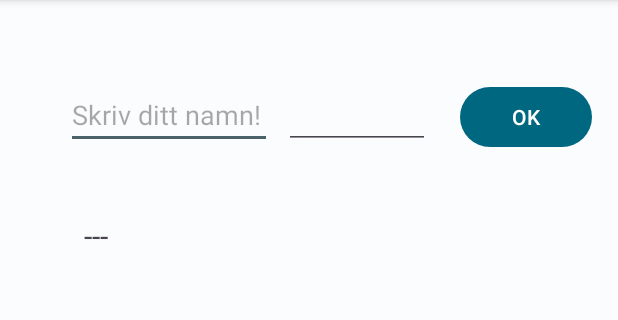
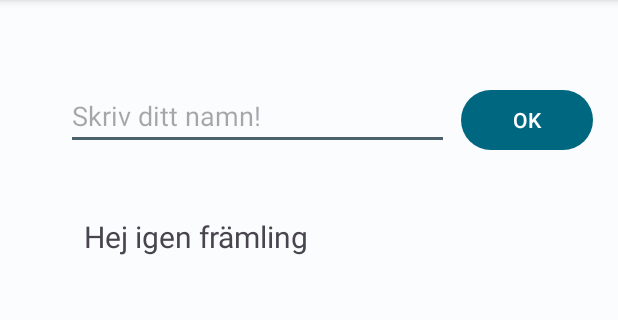
Before and after one commit to fw-23/sos23-exempel, an Android app: the screen it shows after launch (MainActivity), on a phone screen of 412 x 824 dp, the part 96-416 px from its top. Run offline under Robolectric (Android 15) with nearby library versions, the phone set to English and light mode, and no system bars.

Commit message:
lektion 6

```diff
--- a/app/src/main/java/fi/arcada/sos_23_exempel/CustomAdapter.java
+++ /dev/null
@@ -1,59 +0,0 @@
-package fi.arcada.sos_23_exempel;
-
-import android.content.Context;
-import android.view.LayoutInflater;
-import android.view.View;
-import android.view.ViewGroup;
-import android.widget.TextView;
-
-import androidx.annotation.NonNull;
-import androidx.recyclerview.widget.RecyclerView;
-
-import java.util.ArrayList;
-
-public class CustomAdapter extends RecyclerView.Adapter<CustomAdapter.ViewHolder> {
-
-    Context context;
-    ArrayList<DataItem> dataItems;
-
-    // Konstruktor
-    public CustomAdapter(Context context, ArrayList<DataItem> dataItems) {
-        this.context = context;
-        this.dataItems = dataItems;
-    }
-
-    @NonNull
-    @Override
-    public CustomAdapter.ViewHolder onCreateViewHolder(@NonNull ViewGroup parent, int viewType) {
-        LayoutInflater inflater = LayoutInflater.from(context);
-        View view = inflater.inflate(R.layout.recycler_row, parent, false);
-        return new ViewHolder(view);
-    }
-
-    @Override
-    public void onBindViewHolder(@NonNull CustomAdapter.ViewHolder holder, int position) {
-        // Ger nya värden åt de list-items som ska in på skärmen
-
-        DataItem item = dataItems.get(position);
-        holder.name.setText(item.getName());
-        holder.value.setText(String.format("%.2f", item.getValue())); // Avrunda värdet till 2 decimaler
-    }
-
-    @Override
-    public int getItemCount() {
-        // Håller reda på antalet items i datamängden
-        return dataItems.size();
-    }
-
-    // Holder-klassen beskriver ett enskilt element i RecyclerView:n
-    public class ViewHolder extends RecyclerView.ViewHolder {
-        TextView name;
-        TextView value;
-
-        public ViewHolder(@NonNull View itemView) {
-            super(itemView);
-            name = itemView.findViewById(R.id.dataItemName);
-            value = itemView.findViewById(R.id.dataItemValue);
-        }
-    }
-}
--- a/app/src/main/java/fi/arcada/sos_23_exempel/MainActivity.java
+++ b/app/src/main/java/fi/arcada/sos_23_exempel/MainActivity.java
@@ -4,7 +4,9 @@ import androidx.appcompat.app.AppCompatActivity;
 import androidx.recyclerview.widget.LinearLayoutManager;
 import androidx.recyclerview.widget.RecyclerView;
 
+import android.content.SharedPreferences;
 import android.os.Bundle;
+import android.preference.PreferenceManager;
 import android.text.TextUtils;
 import android.view.View;
 import android.widget.EditText;
@@ -16,63 +18,39 @@ public class MainActivity extends AppCompatActivity {
 
     // deklarera variabler
     TextView outputText;
-    EditText inputText, inputValue;
-    RecyclerView recyclerView;
-    CustomAdapter adapter;
+    EditText inputText;
 
-    ArrayList<DataItem> dataItems = new ArrayList<>();
+    //shared prefs
+    SharedPreferences sharedPref;
+    SharedPreferences.Editor prefEditor;
 
     @Override
     protected void onCreate(Bundle savedInstanceState) {
         super.onCreate(savedInstanceState);
         setContentView(R.layout.activity_main);
 
-        //dataItems = Statistics.getSampleData();
-
-        // Vi skapar en koppling mellan vår Java-kod och vår XML-layout
         outputText = findViewById(R.id.outputText);
         inputText = findViewById(R.id.dataName);
-        inputValue = findViewById(R.id.dataValue);
-        recyclerView = findViewById(R.id.dataItemsRecyclerView);
 
-        adapter = new CustomAdapter(this, dataItems);
-        recyclerView.setAdapter(adapter);
-        recyclerView.setLayoutManager(new LinearLayoutManager(this));
+        // shared prefs
+        sharedPref = PreferenceManager.getDefaultSharedPreferences(this);
+        prefEditor = sharedPref.edit();
+
+        outputText.setText(String.format("Hej igen %s",
+                sharedPref.getString("savedName", "främling")
+        ));
+
     }
 
     public void calculate(View view) {
 
-        // Avbryt metoden om man försöker mata in ett tomt värde
-        if (TextUtils.isEmpty(inputValue.getText())) return;
+        // Läs variabel och spara i prefs
+        String myName = inputText.getText().toString();
+        prefEditor.putString("savedName", myName);
+        prefEditor.apply();
 
-        // Lägg till ett nytt dataobjekt enligt användarens inmatning
-        dataItems.add(new DataItem(
-                inputText.getText().toString(),
-                Double.parseDouble(inputValue.getText().toString())
-        ));
-
-        // Uppdatera recyclerView:en
-        adapter.notifyDataSetChanged();
-
-        // Skapa values-arraylist med endast värden
-        ArrayList<Double> values = new ArrayList<>();
-        for (DataItem item: dataItems) {
-            values.add(item.getValue());
-        }
-
-        // Kolla att det finns tillräckligt med värden att räkna ut
-        if (values.size() < 2) {
-            outputText.setText("Mera data behövs...");
-            return;
-        }
-
-        outputText.setText(String.format("Medelvärde: %.2f\nMedian: %.2f\nStandardavvikelse: %.2f\nTypvärde: %.2f",
-                Statistics.calcMean(values),
-                Statistics.calcMedian(values),
-                Statistics.calcSD(values),
-                Statistics.calcMode(values)
-        ));
-    }
+        outputText.setText(String.format("Hej %s", myName));
 
 
+    }
 }
--- a/app/src/main/res/layout/activity_main.xml
+++ b/app/src/main/res/layout/activity_main.xml
@@ -19,8 +19,8 @@
 
     <EditText
         android:id="@+id/dataName"
-        android:layout_width="137dp"
-        android:layout_height="43dp"
+        android:layout_width="255dp"
+        android:layout_height="44dp"
         android:layout_marginStart="44dp"
         android:layout_marginTop="56dp"
         android:ems="10"
@@ -33,31 +33,9 @@
         android:id="@+id/button"
         android:layout_width="wrap_content"
         android:layout_height="wrap_content"
-        android:layout_marginStart="20dp"
+        android:layout_marginStart="8dp"
         android:onClick="calculate"
         android:text="OK"
-        app:layout_constraintBottom_toBottomOf="@+id/dataName"
-        app:layout_constraintStart_toEndOf="@+id/dataValue"
-        app:layout_constraintTop_toTopOf="@+id/dataName" />
-
-    <androidx.recyclerview.widget.RecyclerView
-        android:id="@+id/dataItemsRecyclerView"
-        android:layout_width="0dp"
-        android:layout_height="330dp"
-        android:layout_marginStart="5dp"
-        android:layout_marginEnd="5dp"
-        app:layout_constraintBottom_toBottomOf="parent"
-        app:layout_constraintEnd_toEndOf="parent"
-        app:layout_constraintStart_toStartOf="parent" />
-
-    <EditText
-        android:id="@+id/dataValue"
-        android:layout_width="97dp"
-        android:layout_height="43dp"
-        android:layout_marginStart="8dp"
-        android:ems="10"
-        android:inputType="numberDecimal"
-        android:textSize="18sp"
         app:layout_constraintBottom_toBottomOf="@+id/dataName"
         app:layout_constraintStart_toEndOf="@+id/dataName"
         app:layout_constraintTop_toTopOf="@+id/dataName"
```
